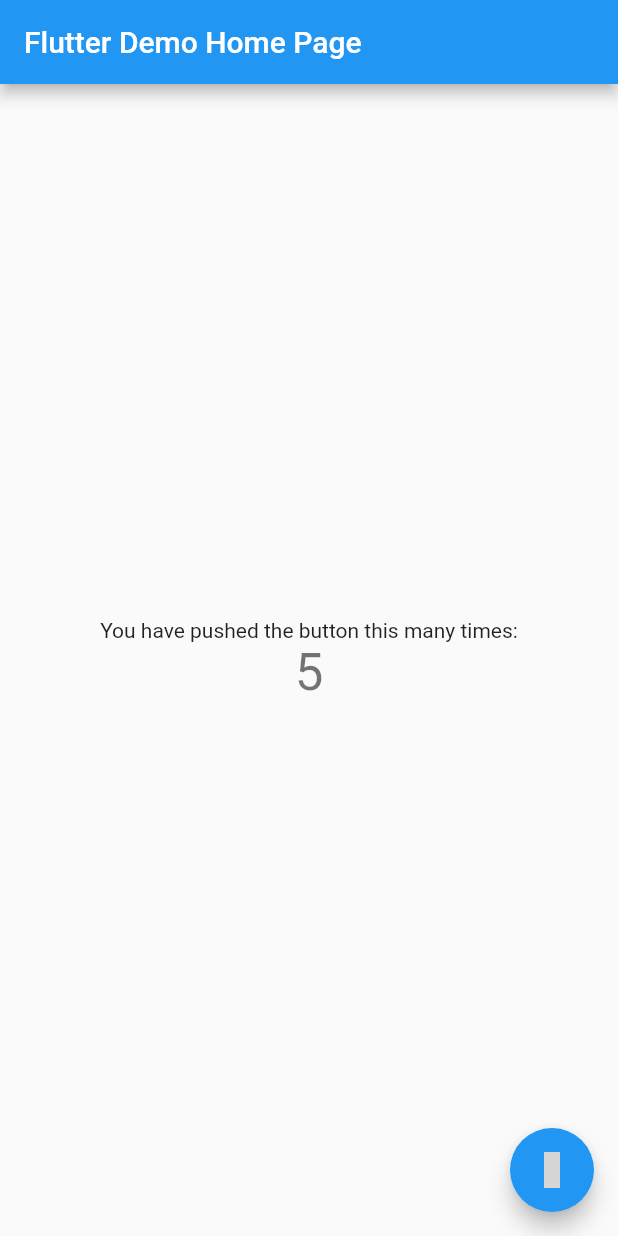
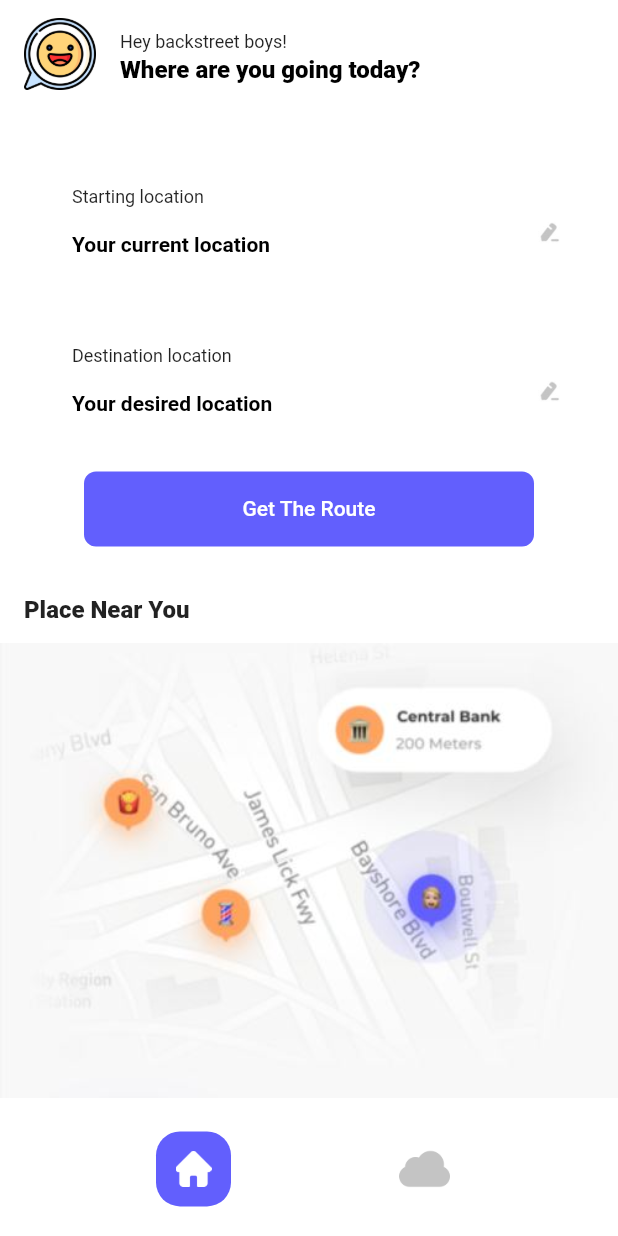
Before and after one commit to angelohizon-coder/Padyak, a Flutter app: the screen it shows after launch, on a phone screen of 412 x 824 dp. Run offline on Flutter 3.47's test engine with Material 2 defaults, Android fonts, the phone set to English and light mode, and no system bars; grey boxes are pictures that could not be loaded.

Commit message:
file changes

```diff
--- /dev/null
+++ b/lib/constants.dart
@@ -0,0 +1,6 @@
+import 'package:flutter/material.dart';
+
+TextStyle labelInputPage = const TextStyle(
+  fontSize: 12,
+  fontWeight: FontWeight.w400,
+);
--- /dev/null
+++ b/lib/input_page.dart
@@ -0,0 +1,226 @@
+import 'package:flutter/cupertino.dart';
+import 'package:flutter/material.dart';
+import 'constants.dart';
+
+class InputPage extends StatefulWidget {
+  const InputPage({Key? key}) : super(key: key);
+
+  @override
+  _InputPageState createState() => _InputPageState();
+}
+
+class _InputPageState extends State<InputPage> {
+  @override
+  Widget build(BuildContext context) {
+    return Scaffold(
+      backgroundColor: Colors.white,
+      resizeToAvoidBottomInset: false,
+      body: SafeArea(
+        child: Column(
+          children: [
+            Expanded(
+              flex: 1,
+              child: ListTile(
+                leading: Image.asset(
+                  'images/greetings.png',
+                  height: 48,
+                ),
+                title: Text(
+                  'Hey backstreet boys!',
+                  style: labelInputPage,
+                ),
+                subtitle: const Text(
+                  'Where are you going today?',
+                  style: TextStyle(
+                    color: Colors.black,
+                    fontSize: 16,
+                    fontWeight: FontWeight.w900,
+                  ),
+                ),
+              ),
+            ),
+            const SizedBox(
+              height: 25,
+            ),
+            Expanded(
+              flex: 4,
+              child: Padding(
+                padding: const EdgeInsets.symmetric(
+                  vertical: 8.0,
+                  horizontal: 32.0,
+                ),
+                child: Column(
+                  children: <Widget>[
+                    Expanded(
+                      child: Row(
+                        mainAxisAlignment: MainAxisAlignment.spaceAround,
+                        children: [
+                          Expanded(
+                            child: ListTile(
+                              title: Text(
+                                'Starting location',
+                                style: labelInputPage,
+                              ),
+                              subtitle: Container(
+                                padding: const EdgeInsets.fromLTRB(0, 0, 60, 0),
+                                child: const TextField(
+                                  decoration: InputDecoration(
+                                    border: InputBorder.none,
+                                    hintStyle: TextStyle(
+                                      color: Colors.black,
+                                      fontSize: 14,
+                                      fontWeight: FontWeight.bold,
+                                    ),
+                                    hintText: 'Your current location',
+                                  ),
+                                ),
+                              ),
+                            ),
+                          ),
+                          Image.asset(
+                            'images/pen.JPG',
+                            width: 24,
+                          ),
+                        ],
+                      ),
+                    ),
+                    Expanded(
+                      child: Row(
+                        mainAxisAlignment: MainAxisAlignment.spaceAround,
+                        children: [
+                          Expanded(
+                            child: ListTile(
+                              title: Text(
+                                'Destination location',
+                                style: labelInputPage,
+                              ),
+                              subtitle: Container(
+                                padding: const EdgeInsets.fromLTRB(0, 0, 60, 0),
+                                child: const TextField(
+                                  decoration: InputDecoration(
+                                    border: InputBorder.none,
+                                    hintStyle: TextStyle(
+                                      color: Colors.black,
+                                      fontSize: 14,
+                                      fontWeight: FontWeight.bold,
+                                    ),
+                                    hintText: 'Your desired location',
+                                  ),
+                                ),
+                              ),
+                            ),
+                          ),
+                          Image.asset(
+                            'images/pen.JPG',
+                            width: 24,
+                          ),
+                        ],
+                      ),
+                    ),
+                    SizedBox(
+                      height: 50,
+                      width: 300,
+                      child: TextButton(
+                        style: ButtonStyle(
+                          backgroundColor: MaterialStateProperty.all<Color>(
+                            const Color(0xFF625FFD),
+                          ),
+                          shape:
+                              MaterialStateProperty.all<RoundedRectangleBorder>(
+                            RoundedRectangleBorder(
+                              borderRadius: BorderRadius.circular(8.0),
+                            ),
+                          ),
+                        ),
+                        onPressed: () {},
+                        child: const Text(
+                          'Get The Route',
+                          style: TextStyle(
+                            color: Colors.white,
+                          ),
+                        ),
+                      ),
+                    )
+                  ],
+                ),
+              ),
+            ),
+            const SizedBox(
+              height: 25,
+            ),
+            Expanded(
+              flex: 5,
+              child: Column(
+                crossAxisAlignment: CrossAxisAlignment.start,
+                children: [
+                  const Padding(
+                    padding: EdgeInsets.fromLTRB(16, 0, 0, 0),
+                    child: Text(
+                      'Place Near You',
+                      style: TextStyle(
+                        fontSize: 16,
+                        fontWeight: FontWeight.w900,
+                      ),
+                    ),
+                  ),
+                  Expanded(
+                    child: Image.asset('images/dummy-map.JPG'),
+                  ),
+                ],
+              ),
+            ),
+            Expanded(
+              flex: 1,
+              child: Row(
+                mainAxisAlignment: MainAxisAlignment.spaceEvenly,
+                children: [
+                  SizedBox(
+                    height: 50,
+                    width: 50,
+                    child: TextButton(
+                      style: ButtonStyle(
+                        backgroundColor: MaterialStateProperty.all<Color>(
+                          const Color(0xFF625FFD),
+                        ),
+                        shape:
+                            MaterialStateProperty.all<RoundedRectangleBorder>(
+                          RoundedRectangleBorder(
+                            borderRadius: BorderRadius.circular(16.0),
+                          ),
+                        ),
+                        splashFactory: NoSplash.splashFactory,
+                      ),
+                      onPressed: () {},
+                      child: Image.asset(
+                        'images/home.png',
+                        width: 24,
+                        color: Colors.white,
+                      ),
+                    ),
+                  ),
+                  SizedBox(
+                    height: 50,
+                    width: 50,
+                    child: TextButton(
+                      style: const ButtonStyle(
+                        splashFactory: NoSplash.splashFactory,
+                      ),
+                      onPressed: () {},
+                      child: Image.asset(
+                        'images/cloud.png',
+                        color: const Color(0xFFC4C4C4),
+                      ),
+                    ),
+                  )
+                ],
+              ),
+            ),
+            const SizedBox(
+              height: 10,
+            )
+          ],
+        ),
+      ),
+    );
+  }
+}
--- a/lib/main.dart
+++ b/lib/main.dart
@@ -1,115 +1,20 @@
 import 'package:flutter/material.dart';
+import 'input_page.dart';
+import 'result_page.dart';
+import 'route_page.dart';
 
 void main() {
-  runApp(const MyApp());
+  runApp(
+    MaterialApp(
+      theme: ThemeData(
+        scaffoldBackgroundColor: const Color(0xFFEDEDED),
+      ),
+      initialRoute: '/input_page',
+      routes: {
+        '/input_page': (context) => const InputPage(),
+        '/result_page': (context) => const ResultPage(),
+        '/route_page': (context) => const RoutePage()
+      },
+    ),
+  );
 }
-
-class MyApp extends StatelessWidget {
-  const MyApp({Key? key}) : super(key: key);
-
-  // This widget is the root of your application.
-  @override
-  Widget build(BuildContext context) {
-    return MaterialApp(
-      title: 'Flutter Demo',
-      theme: ThemeData(
-        // This is the theme of your application.
-        //
-        // Try running your application with "flutter run". You'll see the
-        // application has a blue toolbar. Then, without quitting the app, try
-        // changing the primarySwatch below to Colors.green and then invoke
-        // "hot reload" (press "r" in the console where you ran "flutter run",
-        // or simply save your changes to "hot reload" in a Flutter IDE).
-        // Notice that the counter didn't reset back to zero; the application
-        // is not restarted.
-        primarySwatch: Colors.blue,
-      ),
-      home: const MyHomePage(title: 'Flutter Demo Home Page'),
-    );
-  }
-}
-
-class MyHomePage extends StatefulWidget {
-  const MyHomePage({Key? key, required this.title}) : super(key: key);
-
-  // This widget is the home page of your application. It is stateful, meaning
-  // that it has a State object (defined below) that contains fields that affect
-  // how it looks.
-
-  // This class is the configuration for the state. It holds the values (in this
-  // case the title) provided by the parent (in this case the App widget) and
-  // used by the build method of the State. Fields in a Widget subclass are
-  // always marked "final".
-
-  final String title;
-
-  @override
-  State<MyHomePage> createState() => _MyHomePageState();
-}
-
-class _MyHomePageState extends State<MyHomePage> {
-  int _counter = 5;
-
-  void _decrementCounter() {
-    setState(() {
-      // This call to setState tells the Flutter framework that something has
-      // changed in this State, which causes it to rerun the build method below
-      // so that the display can reflect the updated values. If we changed
-      // _counter without calling setState(), then the build method would not be
-      // called again, and so nothing would appear to happen.
-      _counter--;
-    });
-  }
-
-  @override
-  Widget build(BuildContext context) {
-    // This method is rerun every time setState is called, for instance as done
-    // by the _incrementCounter method above.
-    //
-    // The Flutter framework has been optimized to make rerunning build methods
-    // fast, so that you can just rebuild anything that needs updating rather
-    // than having to individually change instances of widgets.
-    return Scaffold(
-      appBar: AppBar(
-        // Here we take the value from the MyHomePage object that was created by
-        // the App.build method, and use it to set our appbar title.
-        title: Text(widget.title),
-      ),
-      body: Center(
-        // Center is a layout widget. It takes a single child and positions it
-        // in the middle of the parent.
-        child: Column(
-          // Column is also a layout widget. It takes a list of children and
-          // arranges them vertically. By default, it sizes itself to fit its
-          // children horizontally, and tries to be as tall as its parent.
-          //
-          // Invoke "debug painting" (press "p" in the console, choose the
-          // "Toggle Debug Paint" action from the Flutter Inspector in Android
-          // Studio, or the "Toggle Debug Paint" command in Visual Studio Code)
-          // to see the wireframe for each widget.
-          //
-          // Column has various properties to control how it sizes itself and
-          // how it positions its children. Here we use mainAxisAlignment to
-          // center the children vertically; the main axis here is the vertical
-          // axis because Columns are vertical (the cross axis would be
-          // horizontal).
-          mainAxisAlignment: MainAxisAlignment.center,
-          children: <Widget>[
-            const Text(
-              'You have pushed the button this many times:',
-            ),
-            Text(
-              '$_counter',
-              style: Theme.of(context).textTheme.headline4,
-            ),
-          ],
-        ),
-      ),
-      floatingActionButton: FloatingActionButton(
-        onPressed: _decrementCounter,
-        tooltip: 'Decrement',
-        child: const Icon(Icons.minus),
-      ), // This trailing comma makes auto-formatting nicer for build methods.
-    );
-  }
-}
--- /dev/null
+++ b/lib/result_page.dart
@@ -0,0 +1,15 @@
+import 'package:flutter/material.dart';
+
+class ResultPage extends StatefulWidget {
+  const ResultPage({Key? key}) : super(key: key);
+
+  @override
+  _ResultPageState createState() => _ResultPageState();
+}
+
+class _ResultPageState extends State<ResultPage> {
+  @override
+  Widget build(BuildContext context) {
+    return Container();
+  }
+}
--- /dev/null
+++ b/lib/route_page.dart
@@ -0,0 +1,15 @@
+import 'package:flutter/material.dart';
+
+class RoutePage extends StatefulWidget {
+  const RoutePage({Key? key}) : super(key: key);
+
+  @override
+  _RoutePageState createState() => _RoutePageState();
+}
+
+class _RoutePageState extends State<RoutePage> {
+  @override
+  Widget build(BuildContext context) {
+    return Container();
+  }
+}
--- a/pubspec.yaml
+++ b/pubspec.yaml
@@ -34,6 +34,7 @@ dependencies:
   # The following adds the Cupertino Icons font to your application.
   # Use with the CupertinoIcons class for iOS style icons.
   cupertino_icons: ^1.0.2
+  flutter_map: ^0.14.0
 
 dev_dependencies:
   flutter_test:
@@ -58,9 +59,8 @@ flutter:
   uses-material-design: true
 
   # To add assets to your application, add an assets section, like this:
-  # assets:
-  #   - images/a_dot_burr.jpeg
-  #   - images/a_dot_ham.jpeg
+  assets:
+     - images/
 
   # An image asset can refer to one or more resolution-specific "variants", see
   # https://flutter.dev/assets-and-images/#resolution-aware.
```
Also changed, not shown: images/cloud.png (added), images/dummy-map.JPG (added), images/greetings.png (added), images/home.png (added), images/pen.JPG (added), pubspec.lock, 1 other file.
